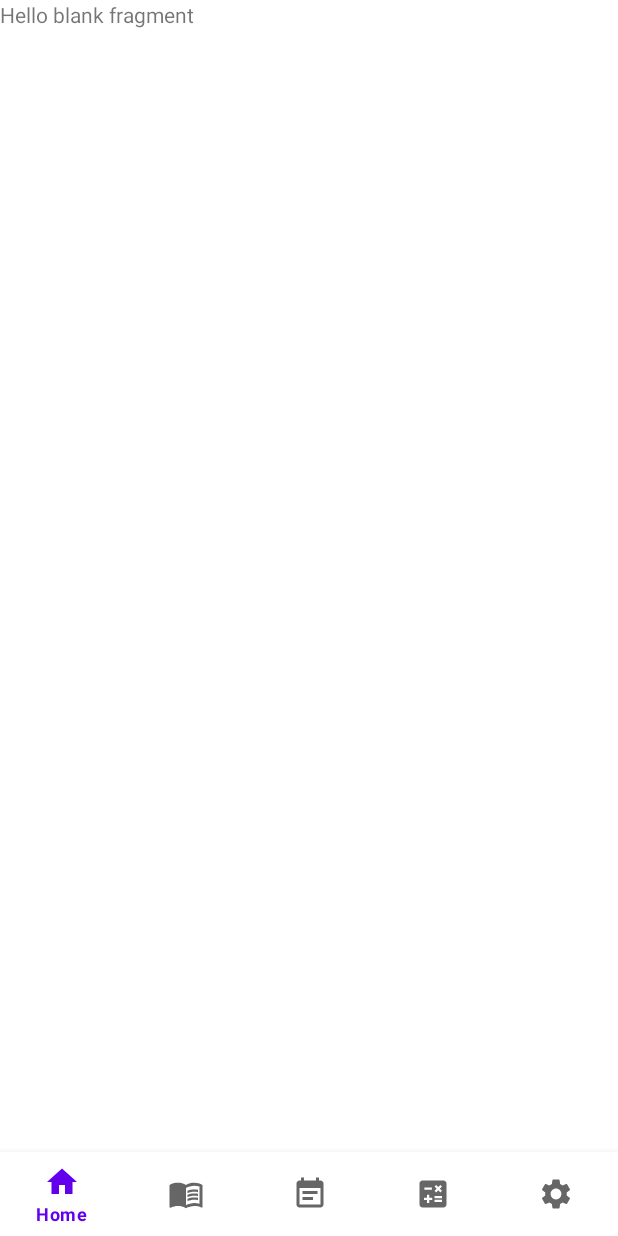
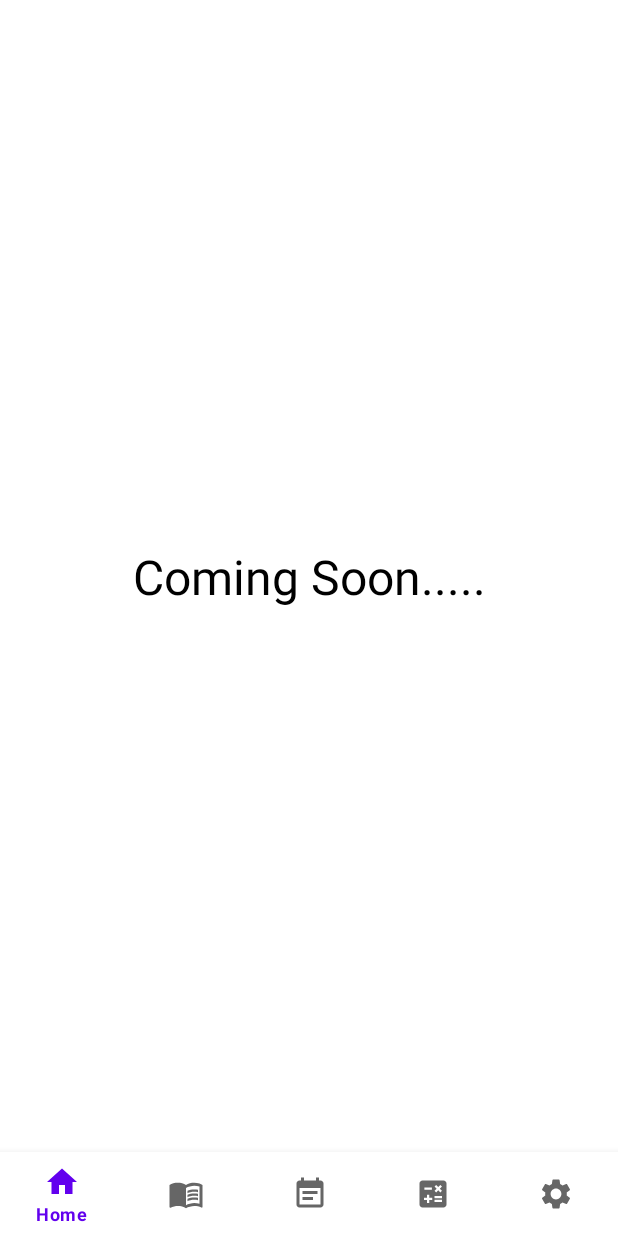
Before and after one commit to JeffSkillRill/Physics_Project, an Android app: the fragment fragment_calculator placed in its activity, on a phone screen of 412 x 824 dp. Run offline under Robolectric (Android 15) with nearby library versions, the phone set to English and light mode, and no system bars.

Commit message:
Ready_Demo2

```diff
--- a/app/src/main/java/com/example/jeff_skillrill/fragment_calculator.kt
+++ b/app/src/main/java/com/example/jeff_skillrill/fragment_calculator.kt
@@ -5,6 +5,10 @@ import androidx.fragment.app.Fragment
 import android.view.LayoutInflater
 import android.view.View
 import android.view.ViewGroup
+import android.view.animation.Animation
+import android.view.animation.AnimationUtils
+import kotlinx.android.synthetic.main.activity_splash_screen.splash_image
+import kotlinx.android.synthetic.main.fragment_calculator.coming_soon_txt
 
 // TODO: Rename parameter arguments, choose names that match
 // the fragment initialization parameters, e.g. ARG_ITEM_NUMBER
@@ -17,6 +21,7 @@ private const val ARG_PARAM2 = "param2"
  * create an instance of this fragment.
  */
 class fragment_calculator : Fragment() {
+    private lateinit var topanimation: Animation
     // TODO: Rename and change types of parameters
     private var param1: String? = null
     private var param2: String? = null
@@ -27,6 +32,8 @@ class fragment_calculator : Fragment() {
             param1 = it.getString(ARG_PARAM1)
             param2 = it.getString(ARG_PARAM2)
         }
+//        topanimation = AnimationUtils.loadAnimation(activity, R.anim.top_animation)
+//        coming_soon_txt.animation = topanimation
     }
 
     override fun onCreateView(
--- a/app/src/main/res/layout/fragment_calculator.xml
+++ b/app/src/main/res/layout/fragment_calculator.xml
@@ -1,14 +1,26 @@
 <?xml version="1.0" encoding="utf-8"?>
 <FrameLayout xmlns:android="http://schemas.android.com/apk/res/android"
+    xmlns:app="http://schemas.android.com/apk/res-auto"
     xmlns:tools="http://schemas.android.com/tools"
     android:layout_width="match_parent"
     android:layout_height="match_parent"
     tools:context=".fragment_calculator">
 
-    <!-- TODO: Update blank fragment layout -->
-    <TextView
+    <androidx.constraintlayout.widget.ConstraintLayout
         android:layout_width="match_parent"
-        android:layout_height="match_parent"
-        android:text="@string/hello_blank_fragment" />
+        android:layout_height="match_parent">
+
+        <TextView
+            android:id="@+id/coming_soon_txt"
+            android:layout_width="wrap_content"
+            android:layout_height="wrap_content"
+            android:text="Coming Soon....."
+            android:textColor="@color/black"
+            android:textSize="32dp"
+            app:layout_constraintBottom_toBottomOf="parent"
+            app:layout_constraintEnd_toEndOf="parent"
+            app:layout_constraintStart_toStartOf="parent"
+            app:layout_constraintTop_toTopOf="parent" />
+    </androidx.constraintlayout.widget.ConstraintLayout>
 
 </FrameLayout>
```
Also changed, not shown: app/src/main/res/layout/fragment_settings.xml (+15 -4 lines), app/src/main/res/layout/fragment_topics.xml (+16 -4 lines).
